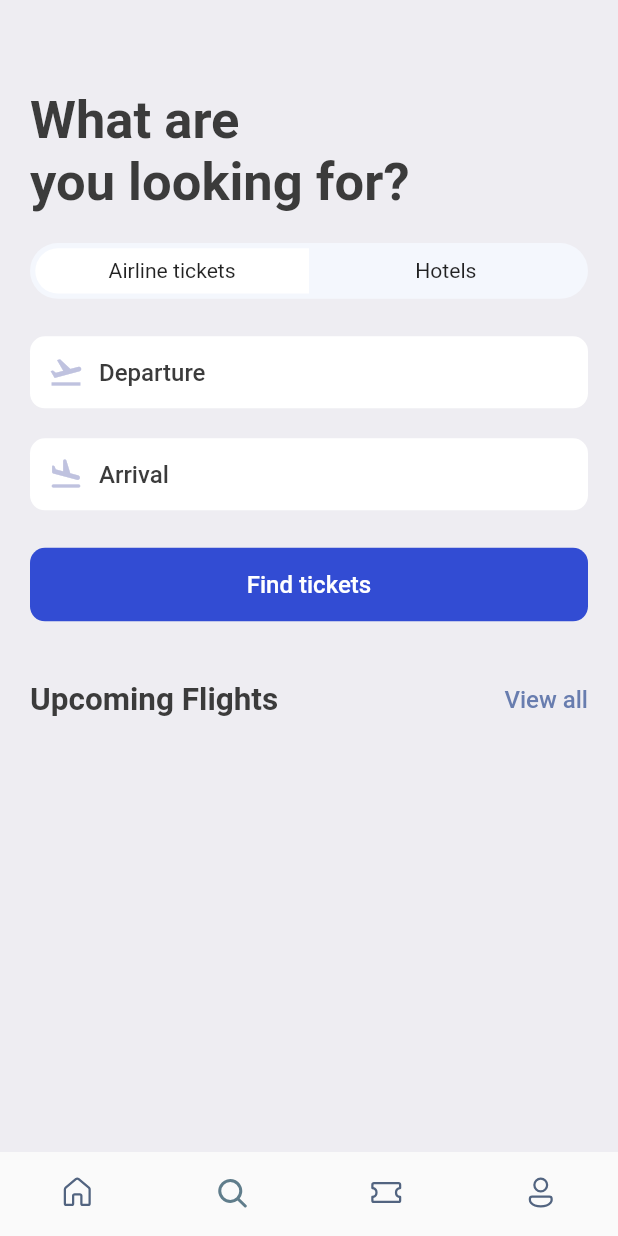
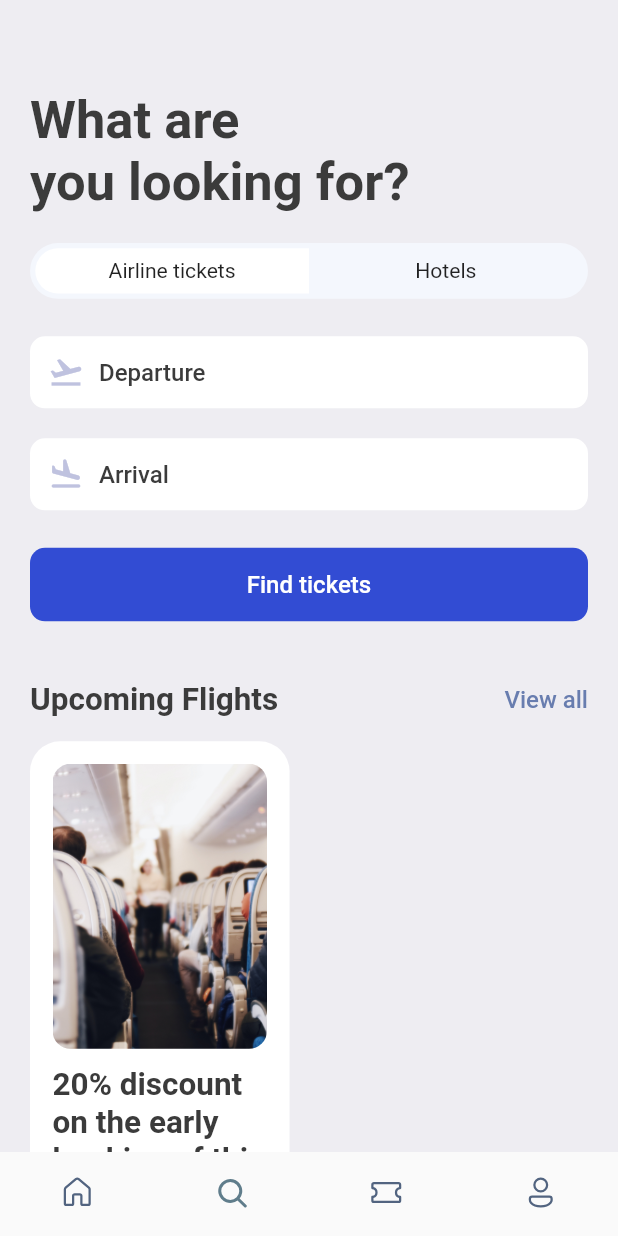
Before and after one commit to ProsperChihimba/tickets-app, a Flutter app: the screen it shows after launch, item 2 of the bottom bar chosen, on a phone screen of 412 x 824 dp. Run offline on Flutter 3.47's test engine with Material 2 defaults, Android fonts, the phone set to English and light mode, and no system bars; our stand-ins replace fluentui_icons, gap, get.

Commit message:
Add: first column discount section

```diff
--- a/lib/screens/search_screen.dart
+++ b/lib/screens/search_screen.dart
@@ -82,6 +82,40 @@ class SearchScreen extends StatelessWidget {
           Gap(AppLayout.getHeight(40)),
           const AppDoubleTextWidget(
               bigText: "Upcoming Flights", smallText: "View all"),
+          Gap(AppLayout.getHeight(15)),
+          Row(
+            children: [
+              Container(
+                padding: EdgeInsets.symmetric(
+                    horizontal: AppLayout.getHeight(15),
+                    vertical: AppLayout.getWidth(15)),
+                decoration: BoxDecoration(
+                  color: Colors.white,
+                  borderRadius: BorderRadius.circular(AppLayout.getHeight(20)),
+                ),
+                height: AppLayout.getHeight(400),
+                width: size.width * 0.42,
+                child: Column(
+                  children: [
+                    Container(
+                      height: AppLayout.getHeight(190),
+                      decoration: BoxDecoration(
+                          borderRadius:
+                              BorderRadius.circular(AppLayout.getHeight(12)),
+                          image: const DecorationImage(
+                              fit: BoxFit.cover,
+                              image: AssetImage("assets/images/sit.jpg"))),
+                    ),
+                    Gap(AppLayout.getHeight(12)),
+                    Text(
+                      "20% discount on the early booking of this flight, Don't miss out this chance",
+                      style: Styles.headLineStyle2.copyWith(),
+                    )
+                  ],
+                ),
+              )
+            ],
+          )
         ],
       ),
     );
```
